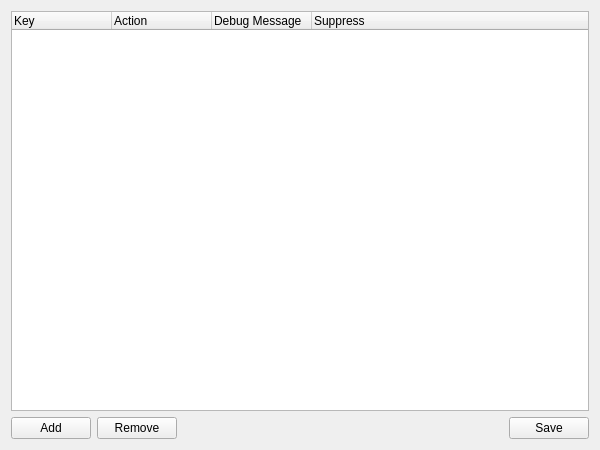
First picture: the form in src/ShortcutEditor.ui, repository forivall/niftykb, before the edit.
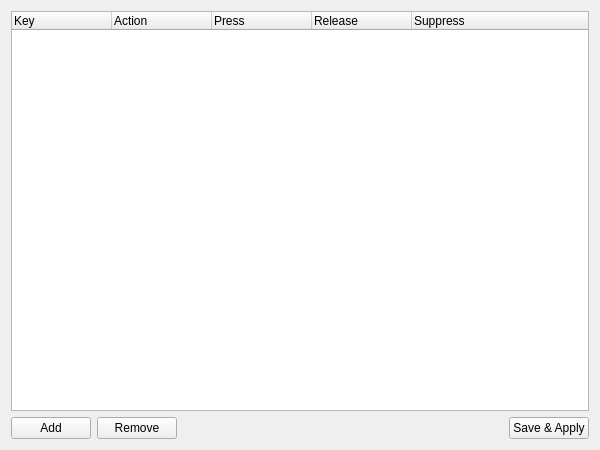
Second picture: the form after the edit.

Commit message: Working debug and mailslot messages

```diff
--- a/src/ShortcutEditor.ui
+++ b/src/ShortcutEditor.ui
@@ -16,6 +16,9 @@
   <layout class="QVBoxLayout" name="verticalLayout">
    <item>
     <widget class="QTreeWidget" name="qtwShortcuts">
+     <property name="indentation">
+      <number>0</number>
+     </property>
      <column>
       <property name="text">
        <string>Key</string>
@@ -28,7 +31,12 @@
      </column>
      <column>
       <property name="text">
-       <string>Debug Message</string>
+       <string>Press</string>
+      </property>
+     </column>
+     <column>
+      <property name="text">
+       <string>Release</string>
       </property>
      </column>
      <column>
@@ -70,7 +78,7 @@
      <item>
       <widget class="QPushButton" name="qpbSave">
        <property name="text">
-        <string>Save</string>
+        <string>Save &amp;&amp; Apply</string>
        </property>
       </widget>
      </item>
```
The commit also changes 7 other files.
